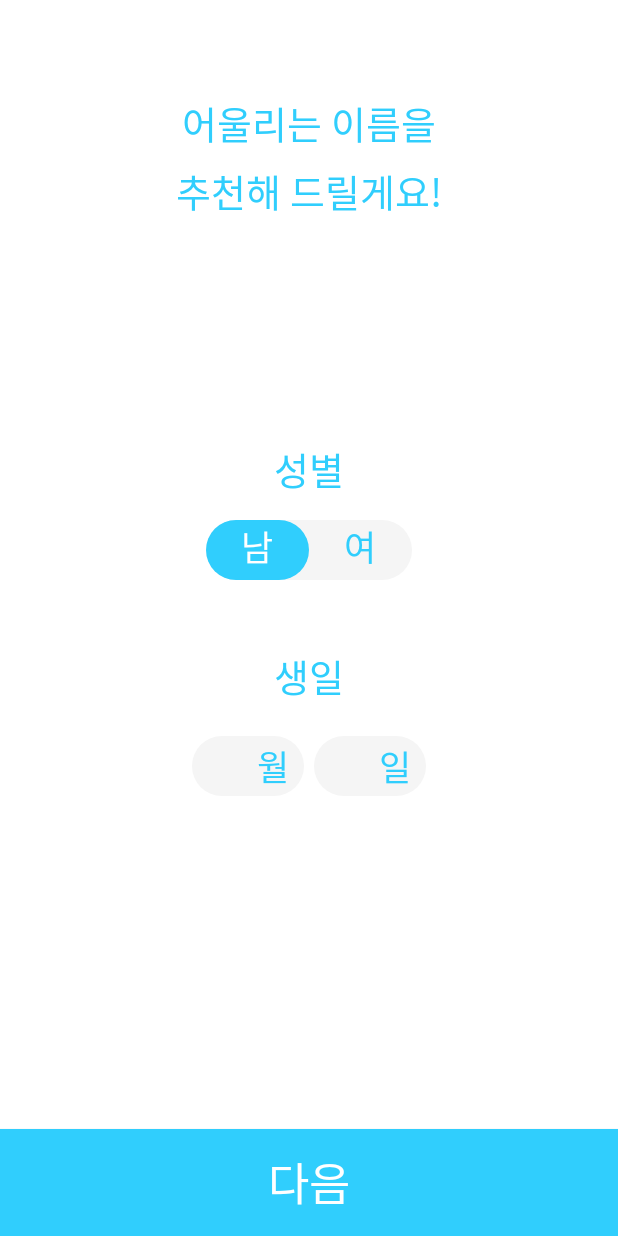
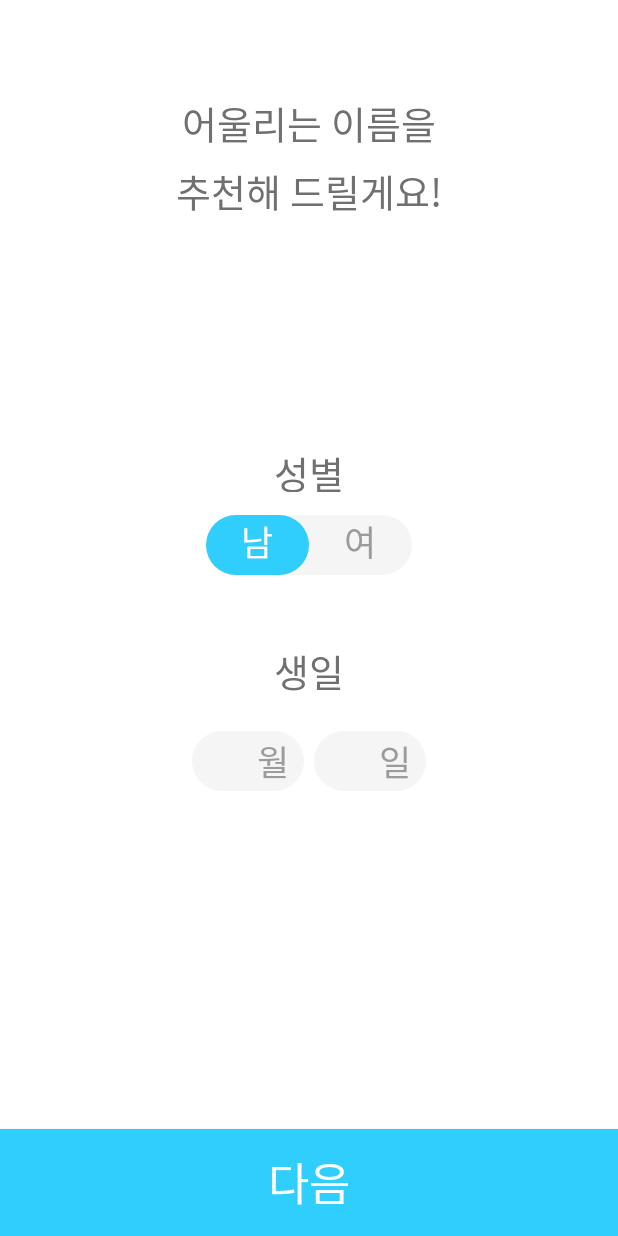
Before and after one commit to HyeranShin/Daon_Android, an Android app: the InfoEnterActivity screen opened directly, with no data from a screen before it, on a phone screen of 412 x 824 dp. Run offline under Robolectric (Android 15) with nearby library versions, the phone set to English and light mode, and no system bars.

Commit message:
UI 변경 사항 반영

```diff
--- a/app/src/main/res/layout/activity_after_order.xml
+++ b/app/src/main/res/layout/activity_after_order.xml
@@ -19,13 +19,13 @@
             android:id="@+id/tv_big_guide_after_order"
             app:layout_constraintTop_toTopOf="parent" android:layout_marginTop="91dp"
             app:layout_constraintStart_toStartOf="@+id/guideline" android:fontFamily="@font/notosanscjkkr_bold"
-            android:textSize="36sp" android:textColor="@color/mainColor"/>
+            android:textSize="36sp" android:textColor="@color/fontGray"/>
     <TextView
             android:text="@string/tv_small_guide_after_order"
             android:layout_width="wrap_content"
             android:layout_height="wrap_content"
             android:id="@+id/tv_small_guide_after_order" app:layout_constraintStart_toStartOf="@+id/guideline"
-            app:layout_constraintTop_toBottomOf="@+id/tv_big_guide_after_order" android:textColor="@color/mainColor"
+            app:layout_constraintTop_toBottomOf="@+id/tv_big_guide_after_order" android:textColor="@color/fontGray"
             android:fontFamily="@font/notosanscjkkr_regular" android:textSize="17sp" android:layout_marginTop="24dp"/>
     <Button
             android:text="@string/btn_map_after_order"
@@ -47,5 +47,5 @@
             android:background="@drawable/round_5_light_gray"
             android:shadowColor="@null"
             android:fontFamily="@font/notosanscjkkr_regular"
-            android:textColor="@color/mainColor" android:textSize="27sp" android:includeFontPadding="false"/>
+            android:textColor="#6e6e6e" android:textSize="27sp" android:includeFontPadding="false"/>
 </androidx.constraintlayout.widget.ConstraintLayout>
--- a/app/src/main/res/layout/activity_info_enter.xml
+++ b/app/src/main/res/layout/activity_info_enter.xml
@@ -15,7 +15,7 @@
             android:id="@+id/tv_guide_info_enter"
             app:layout_constraintTop_toTopOf="parent" app:layout_constraintStart_toStartOf="parent"
             app:layout_constraintEnd_toEndOf="parent"
-            android:layout_marginTop="63dp" android:textColor="@color/mainColor" android:textSize="25sp"
+            android:layout_marginTop="63dp" android:textColor="@color/fontGray" android:textSize="25sp"
             android:fontFamily="@font/notosanscjkkr_bold" app:lineHeight="37sp" android:textAlignment="center"
     />
     <Button
@@ -57,14 +57,14 @@
                         android:gravity="right"
                         android:includeFontPadding="false"
                         android:fontFamily="@font/notosanscjkkr_medium" android:textSize="23sp"
-                        android:textColor="@color/mainColor"
+                        android:textColor="@color/darkGray"
                         android:id="@+id/editText" android:layout_weight="1" android:background="@null"/>
                 <TextView
                         android:text="@string/tv_month_info_enter"
                         android:layout_width="wrap_content"
                         android:layout_height="wrap_content" android:id="@+id/tv_month_info_enter"
                         android:fontFamily="@font/notosanscjkkr_medium" android:textSize="23sp"
-                        android:textColor="@color/mainColor" android:layout_gravity="center_vertical"
+                        android:textColor="@color/darkGray" android:layout_gravity="center_vertical"
                         android:includeFontPadding="false"/>
             </LinearLayout>
             <LinearLayout
@@ -83,13 +83,13 @@
                         android:includeFontPadding="false"
                         android:maxLength="2"
                         android:fontFamily="@font/notosanscjkkr_medium" android:textSize="23sp"
-                        android:textColor="@color/mainColor"
+                        android:textColor="@color/darkGray"
                         android:id="@+id/editText2" android:layout_weight="1" android:background="@null"/>
                 <TextView
                         android:text="@string/tv_day_info_enter"
                         android:layout_width="wrap_content"
                         android:layout_height="wrap_content" android:id="@+id/textView7"
-                        android:textColor="@color/mainColor" android:fontFamily="@font/notosanscjkkr_medium"
+                        android:textColor="@color/darkGray" android:fontFamily="@font/notosanscjkkr_medium"
                         android:textSize="23sp" android:includeFontPadding="false"
                         android:layout_gravity="center_vertical"/>
             </LinearLayout>
@@ -101,18 +101,18 @@
                 android:id="@+id/tv_birthday_info_enter"
                 android:fontFamily="@font/notosanscjkkr_medium" android:includeFontPadding="false"
                 android:textSize="25sp"
-                android:textColor="@color/mainColor"
+                android:textColor="@color/fontGray"
                 app:layout_constraintTop_toBottomOf="@+id/linearLayout"
                 android:layout_marginTop="45dp" app:layout_constraintStart_toStartOf="parent"
                 app:layout_constraintEnd_toEndOf="parent"/>
         <TextView
                 android:text="@string/tv_gender_info_enter"
                 android:layout_width="wrap_content"
-                android:layout_height="wrap_content"
+                android:layout_height="31dp"
                 android:id="@+id/tv_gender_info_enter"
                 android:fontFamily="@font/notosanscjkkr_medium" android:includeFontPadding="false"
                 android:textSize="25sp"
-                android:textColor="@color/mainColor"
+                android:textColor="@color/fontGray"
                 app:layout_constraintTop_toTopOf="parent"
                 app:layout_constraintStart_toStartOf="parent"
                 app:layout_constraintEnd_toEndOf="parent"/>
@@ -138,7 +138,7 @@
                     android:layout_weight="1"
                     android:fontFamily="@font/notosanscjkkr_medium" android:textSize="23sp"
                     android:textAlignment="center" android:includeFontPadding="false"
-                    android:textColor="@color/mainColor"
+                    android:textColor="@color/darkGray"
             />
         </LinearLayout>
     </androidx.constraintlayout.widget.ConstraintLayout>
--- a/app/src/main/res/values/colors.xml
+++ b/app/src/main/res/values/colors.xml
@@ -3,4 +3,5 @@
     <color name="mainColor">#30cefd</color>
     <color name="lightGray">#f5f5f5</color>
     <color name="darkGray">#9b9b9b</color>
+    <color name="fontGray">#707070</color>
 </resources>
```
Also changed, not shown: app/src/main/res/layout/activity_first_start.xml (+7 -5 lines), app/src/main/res/layout/activity_recipient_info.xml (+7 -7 lines).
